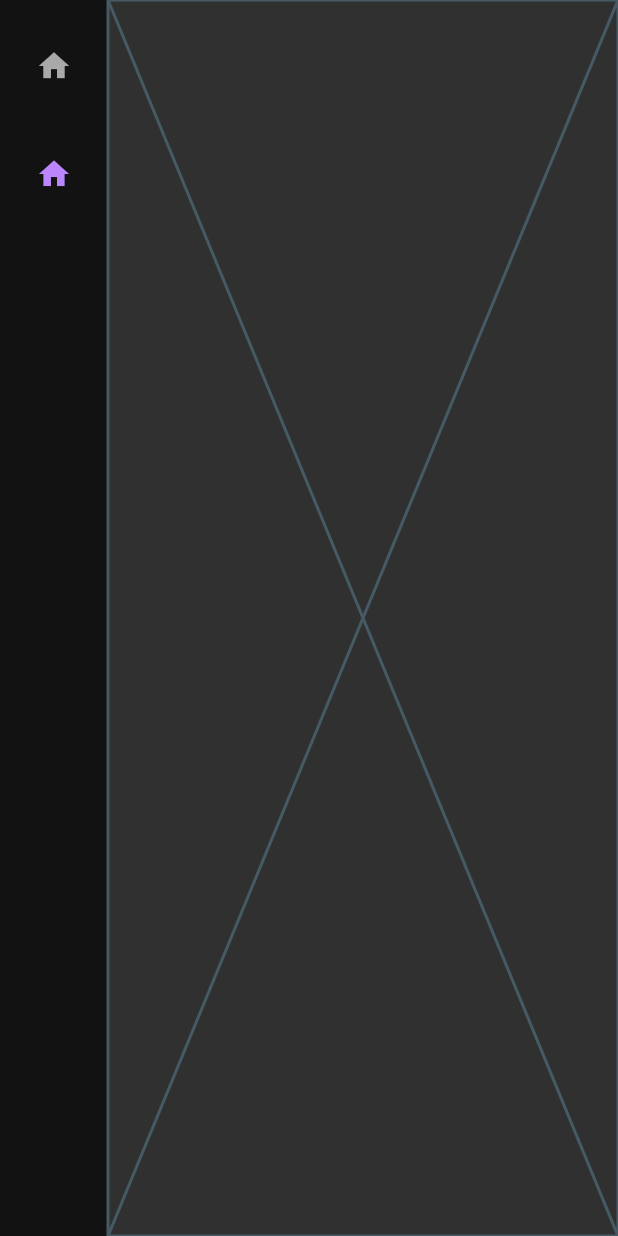
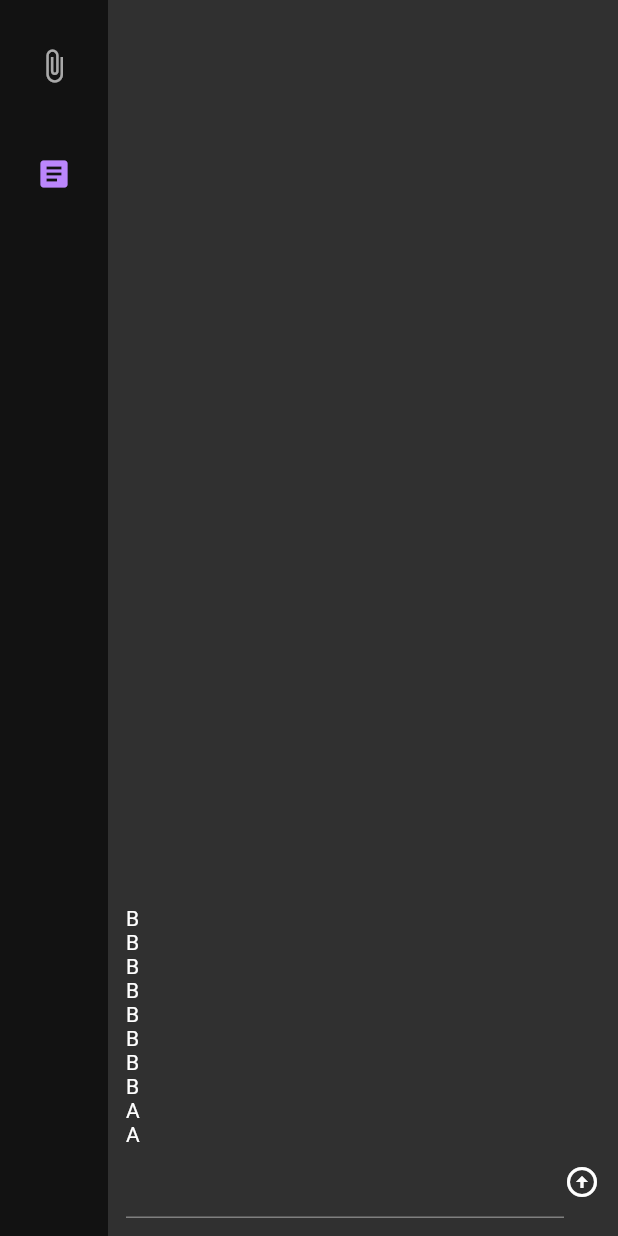
Before and after one commit to teammonkeytech/flutter-gui, a Flutter app: the screen it shows after launch, after a tap on "Text", on a phone screen of 412 x 824 dp. Run offline on Flutter 3.47's test engine with Material 2 defaults, Android fonts, the phone set to English and light mode, and no system bars; missing offline and left inert: dart:html, dart:js_util.

Commit message:
Messages screen scaffold

```diff
--- a/lib/GlobalAppState.dart
+++ b/lib/GlobalAppState.dart
@@ -34,6 +34,6 @@ class GlobalAppState extends ChangeNotifier {
 
   static bool validateChannel(String? channel) {
     // TODO: Validate channel format
-    return channel != null;
+    return channel != null && channel != "";
   }
 }
--- a/lib/MessagesScreen.dart
+++ b/lib/MessagesScreen.dart
@@ -1,8 +1,26 @@
 import 'package:flutter/material.dart';
 
 class MessagesScreen extends StatelessWidget {
+  final TextEditingController controller = TextEditingController();
+
   @override
   Widget build(BuildContext context) {
-    return Placeholder();
+    return Padding(
+        padding: EdgeInsets.all(12.0),
+        child: Column(children: [
+          Expanded(
+              child: ListView.builder(
+                  reverse: true,
+                  itemBuilder: (context, index) => index <= 1
+                      ? Text("A")
+                      : index < 10
+                          ? Text("B")
+                          : null)),
+          SafeArea(
+              child: Row(children: [
+            Expanded(child: TextField(controller: controller)),
+            Icon(Icons.arrow_circle_up)
+          ]))
+        ]));
   }
 }
--- a/lib/ServerChannelSelector.dart
+++ b/lib/ServerChannelSelector.dart
@@ -12,22 +12,24 @@ class ServerChannelSelector extends StatelessWidget {
       child: Center(
         child: Form(
           child: Column(children: [
-            SizedBox(height: 10),
-            Text("Server URL"),
+            const SizedBox(height: 10),
+            const Text("Server URL"),
             TextFormField(
               initialValue: appState.serverAddress,
               onChanged: (str) => appState.setServerAddress = str,
               validator: (str) =>
                   GlobalAppState.validateAddress(str) ? null : "Invalid URL",
+              autovalidateMode: AutovalidateMode.onUserInteraction,
             ),
-            SizedBox(height: 20),
-            Text("Channel Name"),
+            const SizedBox(height: 20),
+            const Text("Channel Name"),
             TextFormField(
               initialValue: appState.channel,
               onChanged: (str) => appState.setChannel = str,
               validator: (str) => GlobalAppState.validateChannel(str)
                   ? null
                   : "Invalid channel",
+              autovalidateMode: AutovalidateMode.onUserInteraction,
             )
           ]),
         ),
--- a/lib/main.dart
+++ b/lib/main.dart
@@ -83,17 +83,16 @@ class _MyHomePageState extends State<MyHomePage> {
                   },
                   destinations: [
                 NavigationRailDestination(
-                  icon: Icon(Icons.home),
-                  label: Text('Server/Channel'),
+                  icon: const Icon(Icons.attach_file),
+                  label: const Text('Server/Channel'),
                 ),
                 NavigationRailDestination(
-                  icon: Icon(Icons.home),
-                  label: Text('Text'),
+                  icon: const Icon(Icons.article),
+                  label: const Text('Text'),
                 ),
               ])),
           Expanded(
               child: Container(
-            //color: Theme.of(context).colorScheme.primaryContainer,
             child: page,
           ))
         ],
```
